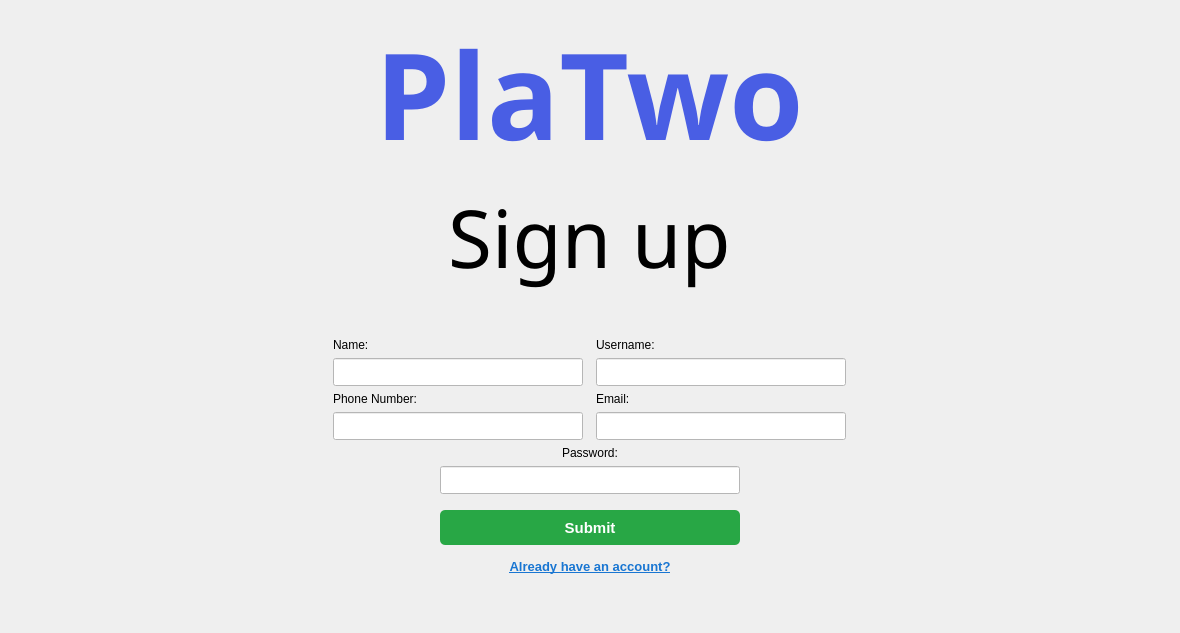
Old version of the form UI/Auth/signup/signup.ui in the repository PlaTwo-project/PlaTwo.
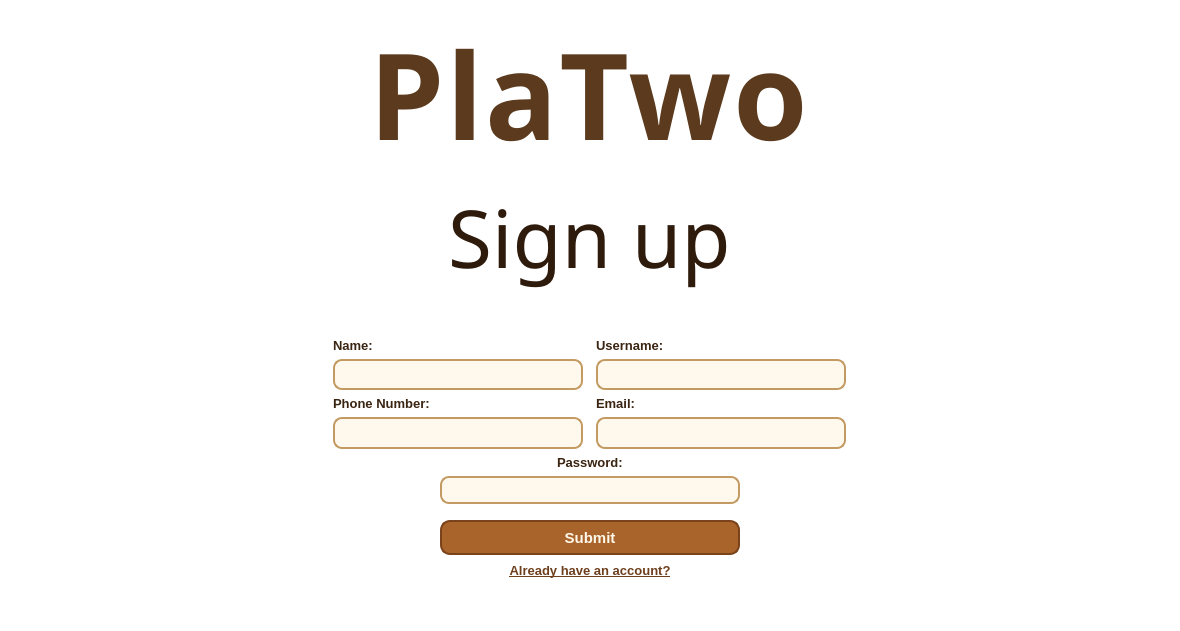
New version of the form.

Patch:
```diff
--- a/UI/Auth/signup/signup.ui
+++ b/UI/Auth/signup/signup.ui
@@ -14,12 +14,27 @@
    <string>Form</string>
   </property>
   <property name="styleSheet">
-   <string notr="true">QMessageBox QPushButton {
-    background-color: white;
-    color: black;
-    border: 1px solid #0078d7;
-    padding: 5px 12px;
-    border-radius: 4px;
+   <string notr="true">QWidget#Signup {
+    background: transparent;
+}
+
+QMessageBox {
+    background-color: #F7E7C6;
+    color: #3B2414;
+}
+
+QMessageBox QLabel {
+    color: #3B2414;
+    font-size: 10pt;
+}
+
+QMessageBox QPushButton {
+    background-color: #B77A3D;
+    color: #FFF8EA;
+    border: 1px solid #8A5528;
+    border-radius: 7px;
+    padding: 6px 16px;
+    font-weight: bold;
 }
 
 QMessageBox QPushButton:hover {
@@ -39,6 +54,15 @@
      </property>
      <item alignment="Qt::AlignmentFlag::AlignHCenter|Qt::AlignmentFlag::AlignTop">
       <widget class="QLabel" name="label_3">
+       <property name="styleSheet">
+        <string notr="true">QLabel {
+    color: #3A2412;
+    background: transparent;
+    font-size: 10pt;
+    font-weight: bold;
+}
+</string>
+       </property>
        <property name="text">
         <string>Password:</string>
        </property>
@@ -65,8 +89,26 @@
         </size>
        </property>
        <property name="styleSheet">
-        <string notr="true">background: white;
-color: black;
+        <string notr="true">QLineEdit {
+    background-color: rgba(255, 248, 235, 235);
+    color: #2E1A0B;
+    border: 2px solid #C49A63;
+    border-radius: 9px;
+    padding: 7px 11px;
+    font-size: 10.5pt;
+    selection-background-color: #B77A3D;
+    selection-color: #FFF8EA;
+}
+
+QLineEdit:hover {
+    border: 2px solid #B77A3D;
+    background-color: rgba(255, 250, 240, 245);
+}
+
+QLineEdit:focus {
+    border: 2px solid #8F5729;
+    background-color: rgba(255, 252, 244, 250);
+}
 </string>
        </property>
        <property name="echoMode">
@@ -89,6 +131,15 @@
      </property>
      <item row="0" column="1">
       <widget class="QLabel" name="label_5">
+       <property name="styleSheet">
+        <string notr="true">QLabel {
+    color: #3A2412;
+    background: transparent;
+    font-size: 10pt;
+    font-weight: bold;
+}
+</string>
+       </property>
        <property name="text">
         <string>Name:</string>
        </property>
@@ -96,6 +147,15 @@
      </item>
      <item row="4" column="1">
       <widget class="QLabel" name="label_6">
+       <property name="styleSheet">
+        <string notr="true">QLabel {
+    color: #3A2412;
+    background: transparent;
+    font-size: 10pt;
+    font-weight: bold;
+}
+</string>
+       </property>
        <property name="text">
         <string>Phone Number:</string>
        </property>
@@ -103,6 +163,15 @@
      </item>
      <item row="4" column="3">
       <widget class="QLabel" name="label_7">
+       <property name="styleSheet">
+        <string notr="true">QLabel {
+    color: #3A2412;
+    background: transparent;
+    font-size: 10pt;
+    font-weight: bold;
+}
+</string>
+       </property>
        <property name="text">
         <string>Email:</string>
        </property>
@@ -130,8 +199,24 @@
        </property>
        <property name="styleSheet">
         <string notr="true">QLineEdit {
-    background: white;
-    color: black;
+    background-color: rgba(255, 248, 235, 235);
+    color: #2E1A0B;
+    border: 2px solid #C49A63;
+    border-radius: 9px;
+    padding: 7px 11px;
+    font-size: 10.5pt;
+    selection-background-color: #B77A3D;
+    selection-color: #FFF8EA;
+}
+
+QLineEdit:hover {
+    border: 2px solid #B77A3D;
+    background-color: rgba(255, 250, 240, 245);
+}
+
+QLineEdit:focus {
+    border: 2px solid #8F5729;
+    background-color: rgba(255, 252, 244, 250);
 }
 </string>
        </property>
@@ -159,8 +244,24 @@
        </property>
        <property name="styleSheet">
         <string notr="true">QLineEdit {
-    background: white;
-    color: black;
+    background-color: rgba(255, 248, 235, 235);
+    color: #2E1A0B;
+    border: 2px solid #C49A63;
+    border-radius: 9px;
+    padding: 7px 11px;
+    font-size: 10.5pt;
+    selection-background-color: #B77A3D;
+    selection-color: #FFF8EA;
+}
+
+QLineEdit:hover {
+    border: 2px solid #B77A3D;
+    background-color: rgba(255, 250, 240, 245);
+}
+
+QLineEdit:focus {
+    border: 2px solid #8F5729;
+    background-color: rgba(255, 252, 244, 250);
 }</string>
        </property>
       </widget>
@@ -187,8 +288,24 @@
        </property>
        <property name="styleSheet">
         <string notr="true">QLineEdit {
-    background: white;
-    color: black;
+    background-color: rgba(255, 248, 235, 235);
+    color: #2E1A0B;
+    border: 2px solid #C49A63;
+    border-radius: 9px;
+    padding: 7px 11px;
+    font-size: 10.5pt;
+    selection-background-color: #B77A3D;
+    selection-color: #FFF8EA;
+}
+
+QLineEdit:hover {
+    border: 2px solid #B77A3D;
+    background-color: rgba(255, 250, 240, 245);
+}
+
+QLineEdit:focus {
+    border: 2px solid #8F5729;
+    background-color: rgba(255, 252, 244, 250);
 }</string>
        </property>
        <property name="text">
@@ -204,6 +321,15 @@
      </item>
      <item row="0" column="3">
       <widget class="QLabel" name="label_4">
+       <property name="styleSheet">
+        <string notr="true">QLabel {
+    color: #3A2412;
+    background: transparent;
+    font-size: 10pt;
+    font-weight: bold;
+}
+</string>
+       </property>
        <property name="text">
         <string>Username:</string>
        </property>
@@ -231,8 +357,24 @@
        </property>
        <property name="styleSheet">
         <string notr="true">QLineEdit {
-    background: white;
-    color: black;
+    background-color: rgba(255, 248, 235, 235);
+    color: #2E1A0B;
+    border: 2px solid #C49A63;
+    border-radius: 9px;
+    padding: 7px 11px;
+    font-size: 10.5pt;
+    selection-background-color: #B77A3D;
+    selection-color: #FFF8EA;
+}
+
+QLineEdit:hover {
+    border: 2px solid #B77A3D;
+    background-color: rgba(255, 250, 240, 245);
+}
+
+QLineEdit:focus {
+    border: 2px solid #8F5729;
+    background-color: rgba(255, 252, 244, 250);
 }</string>
        </property>
       </widget>
@@ -301,11 +443,12 @@
        </property>
        <property name="styleSheet">
         <string notr="true">QPushButton {
-    background-color: #28a745;
-    color: white;
-    border: none;
-    border-radius: 5px;
-    padding: 8px 16px;
+    background-color: #A8642A;
+    color: #FFF8EA;
+    border: 2px solid #7A431B;
+    border-radius: 10px;
+    padding: 10px 18px;
+    font-size: 11pt;
     font-weight: bold;
 }
 
@@ -314,7 +457,16 @@
 }
 
 QPushButton:pressed {
-    background-color: #1e7e34; 
+    background-color: #7C421B;
+    border: 2px solid #5D2F12;
+    padding-top: 11px;
+    padding-bottom: 9px;
+}
+
+QPushButton:disabled {
+    background-color: #C9B397;
+    color: #7A6A58;
+    border: 2px solid #A8957E;
 }
 </string>
        </property>
@@ -352,12 +504,13 @@
        </property>
        <property name="styleSheet">
         <string notr="true">QPushButton {
-    background-color: transparent;
-    color: #1976D2;
+    background: transparent;
+    color: #6D3F1D;
     border: none;
-    border-radius: 5px;
-    padding: 8px 16px;
+    text-decoration: underline;
+    font-size: 10pt;
     font-weight: bold;
+    padding: 2px 4px;
 }
 
 QPushButton:hover {
@@ -421,7 +574,11 @@
         </font>
        </property>
        <property name="styleSheet">
-        <string notr="true">color: #495ee4;</string>
+        <string notr="true">QLabel {
+    color: #5B3A1E;
+    background: transparent;
+    letter-spacing: 2px;
+}</string>
        </property>
        <property name="text">
         <string>PlaTwo</string>
@@ -438,7 +595,10 @@
         </font>
        </property>
        <property name="styleSheet">
-        <string notr="true">color: #000000;
+        <string notr="true">QLabel {
+    color: #2F1B0C;
+    background: transparent;
+}
 </string>
        </property>
        <property name="text">
```
Left out of the diff: 11 changed lines with no effect on the pictures.
